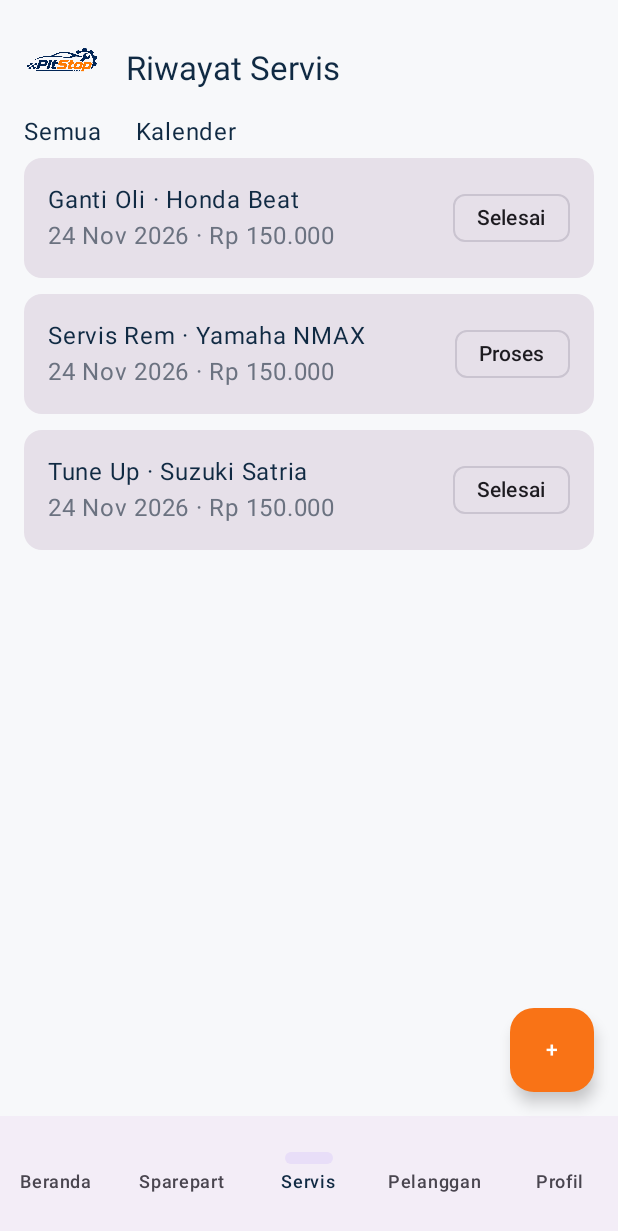
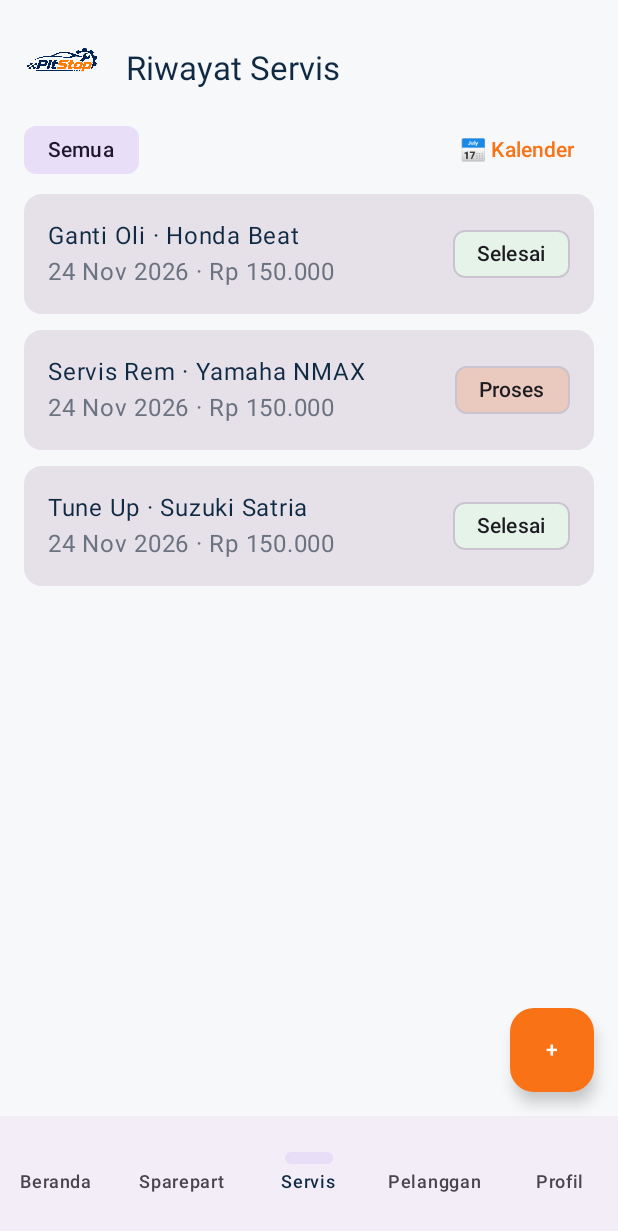
Before and after one commit to rizkizulfauzi/0039_PitStop, an Android app built with Jetpack Compose: the composable ServiceScreen shown on its own in the app's theme, on a phone screen of 412 x 824 dp. Shown: the top 1231 px of the screen. Run offline under Robolectric (Android 15) with nearby library versions, the phone set to English and light mode, and no system bars.

Commit message:
feat: add service history status and date filter

```diff
--- a/app/src/main/java/com/example/pitstop/features/service/ServiceScreen.kt
+++ b/app/src/main/java/com/example/pitstop/features/service/ServiceScreen.kt
@@ -7,5 +7,6 @@ import androidx.compose.ui.Modifier
 import androidx.compose.ui.unit.dp
 import com.example.pitstop.ui.components.*
 import com.example.pitstop.ui.theme.*
-@Composable fun ServiceScreen(){Scaffold(bottomBar={PitStopBottomBar("Servis"){}},floatingActionButton={FloatingActionButton({},containerColor=PitStopOrange){Text("+")}}){p->Column(Modifier.padding(p).padding(16.dp)){PitStopTopBar("Riwayat Servis");Text("Semua     Kalender",color=PitStopNavy);LazyColumn{items(listOf("Ganti Oli · Honda Beat" to "Selesai","Servis Rem · Yamaha NMAX" to "Proses","Tune Up · Suzuki Satria" to "Selesai")){(title,status)->Card(Modifier.fillMaxWidth().padding(vertical=5.dp)){Row(Modifier.padding(16.dp).fillMaxWidth(),horizontalArrangement=Arrangement.SpaceBetween){Column{Text(title,color=PitStopNavy);Text("24 Nov 2026 · Rp 150.000",color=PitStopMuted)};AssistChip({},label={Text(status)})}}}}}}}
+import androidx.compose.ui.graphics.Color
+@Composable fun ServiceScreen(){Scaffold(bottomBar={PitStopBottomBar("Servis"){}},floatingActionButton={FloatingActionButton({},containerColor=PitStopOrange){Text("+")}}){p->Column(Modifier.padding(p).padding(16.dp)){PitStopTopBar("Riwayat Servis");Row(Modifier.fillMaxWidth(),horizontalArrangement=Arrangement.SpaceBetween){FilterChip(selected=true,onClick={},label={Text("Semua")});TextButton({}){Text("📅 Kalender")}};LazyColumn{items(listOf("Ganti Oli · Honda Beat" to "Selesai","Servis Rem · Yamaha NMAX" to "Proses","Tune Up · Suzuki Satria" to "Selesai")){(title,status)->Card(Modifier.fillMaxWidth().padding(vertical=5.dp)){Row(Modifier.padding(16.dp).fillMaxWidth(),horizontalArrangement=Arrangement.SpaceBetween){Column{Text(title,color=PitStopNavy);Text("24 Nov 2026 · Rp 150.000",color=PitStopMuted)};AssistChip({},label={Text(status)},colors=AssistChipDefaults.assistChipColors(containerColor=if(status=="Proses")PitStopOrange.copy(alpha=.2f) else Color(0xFFE5F3E9)))}}}}}}}
 @Composable fun ServiceForm(){Column(Modifier.padding(16.dp)){PitStopTopBar("Form Servis");OutlinedTextField("Budi Santoso",{},Modifier.fillMaxWidth(),label={Text("Pelanggan")});OutlinedTextField("Honda Beat · AB 1234 CD",{},Modifier.fillMaxWidth(),label={Text("Kendaraan")});OutlinedTextField("",{},Modifier.fillMaxWidth(),label={Text("Jenis Servis *")});Text("Sparepart Digunakan",style=MaterialTheme.typography.titleMedium);TextButton({}){Text("+ Tambah")};OutlinedTextField("",{},Modifier.fillMaxWidth(),label={Text("Catatan (Opsional)")});Button({},Modifier.fillMaxWidth()){Text("Simpan Servis")}}}
```
